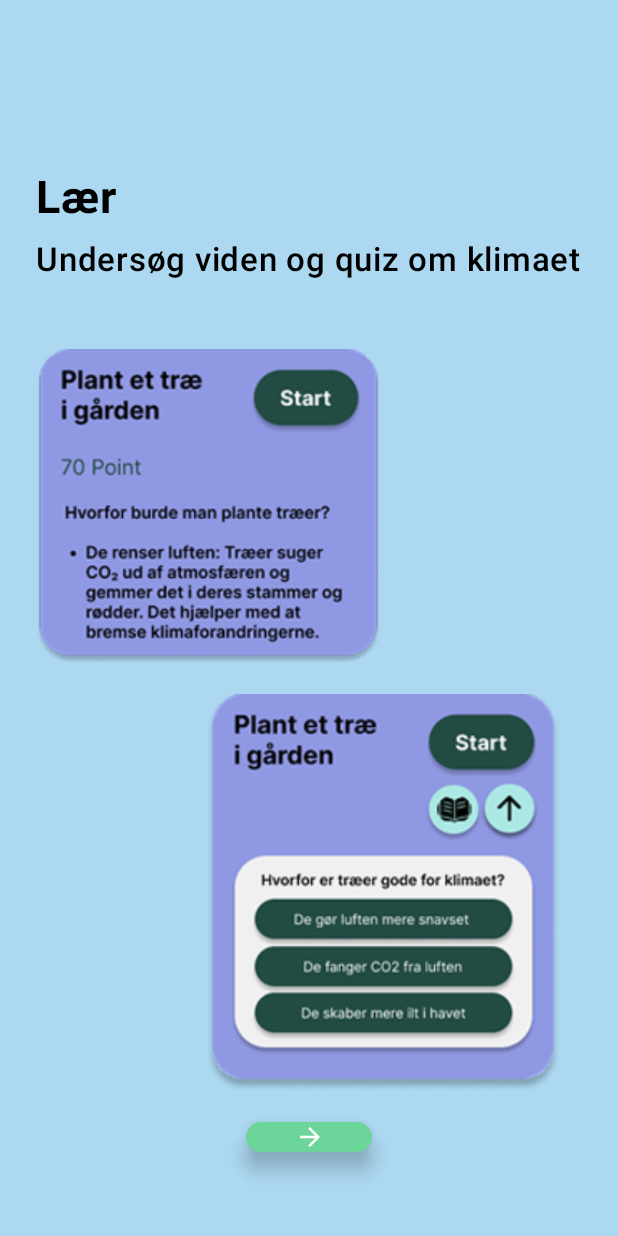
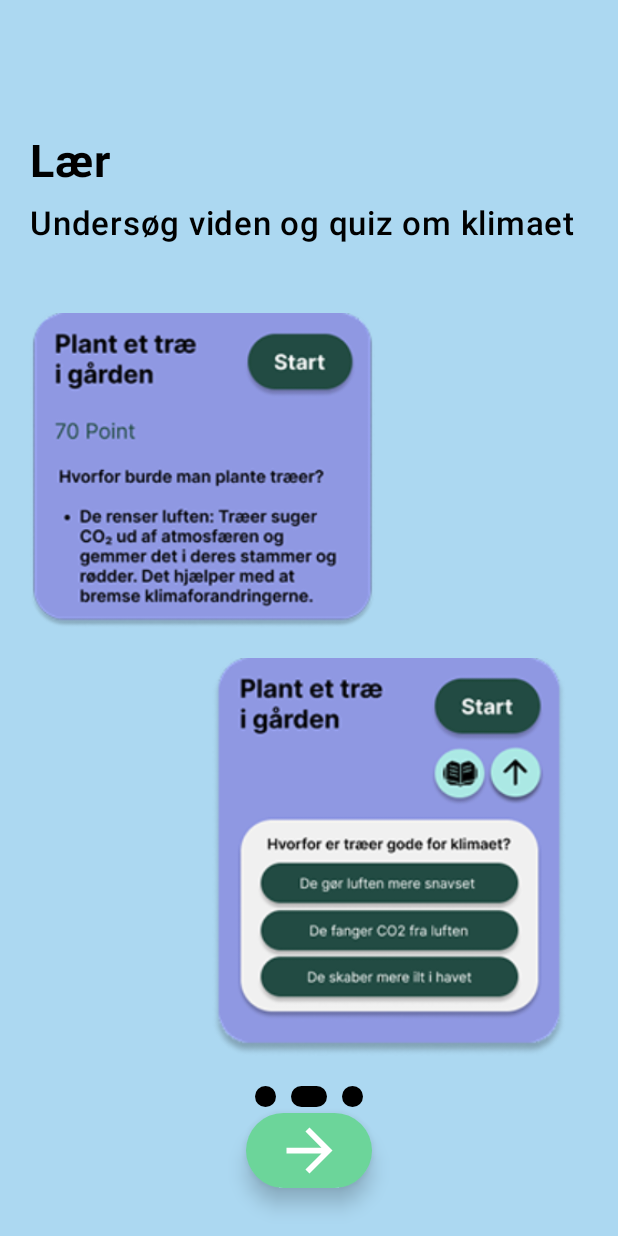
Before and after one commit to njgroenbech/Klimaapplikation, an Android app built with Jetpack Compose: the intro2 screen opened through its navigation route, on a phone screen of 412 x 824 dp. Run offline under Robolectric (Android 15) with nearby library versions, the phone set to English and light mode, and no system bars.

Commit message:
Smårettelser i padding og comments

```diff
--- a/app/src/main/java/com/example/klimaaktion/view/introscreen2/IntroScreen2.kt
+++ b/app/src/main/java/com/example/klimaaktion/view/introscreen2/IntroScreen2.kt
@@ -23,6 +23,7 @@ import androidx.compose.ui.text.font.FontWeight
 import androidx.compose.ui.unit.sp
 import androidx.navigation.NavController
 import com.example.klimaaktion.R
+import com.example.klimaaktion.view.introscreen3.components.PageIndicator
 import com.example.klimaaktion.view.sharedcomponents.NextButton
 
 // Nedenstående kode er skrevet af Elias
@@ -36,7 +37,7 @@ fun IntroScreen2(navController: NavController) {
             .statusBarsPadding()
     ) {
         Column(
-            modifier = Modifier.padding(24.dp)
+            modifier = Modifier.padding(horizontal = 20.dp)
                 .fillMaxSize()
                 .padding(top = 90.dp)
                 .background(Color(0xFFACD8F1))
@@ -48,6 +49,15 @@ fun IntroScreen2(navController: NavController) {
             Spacer(Modifier.height(36.dp))
 
             IntroScreen2Cards()
+
+            Row(
+                Modifier.fillMaxWidth(),
+                horizontalArrangement = Arrangement.Center
+            ) {
+                PageIndicator(currentPage = 1) // composable fra Jacob i introscreen3.components.pageIndicator
+            }
+
+            Spacer(modifier = Modifier.height(4.dp))
 
             NextButton { navController.navigate("intro3") }
         }
```
